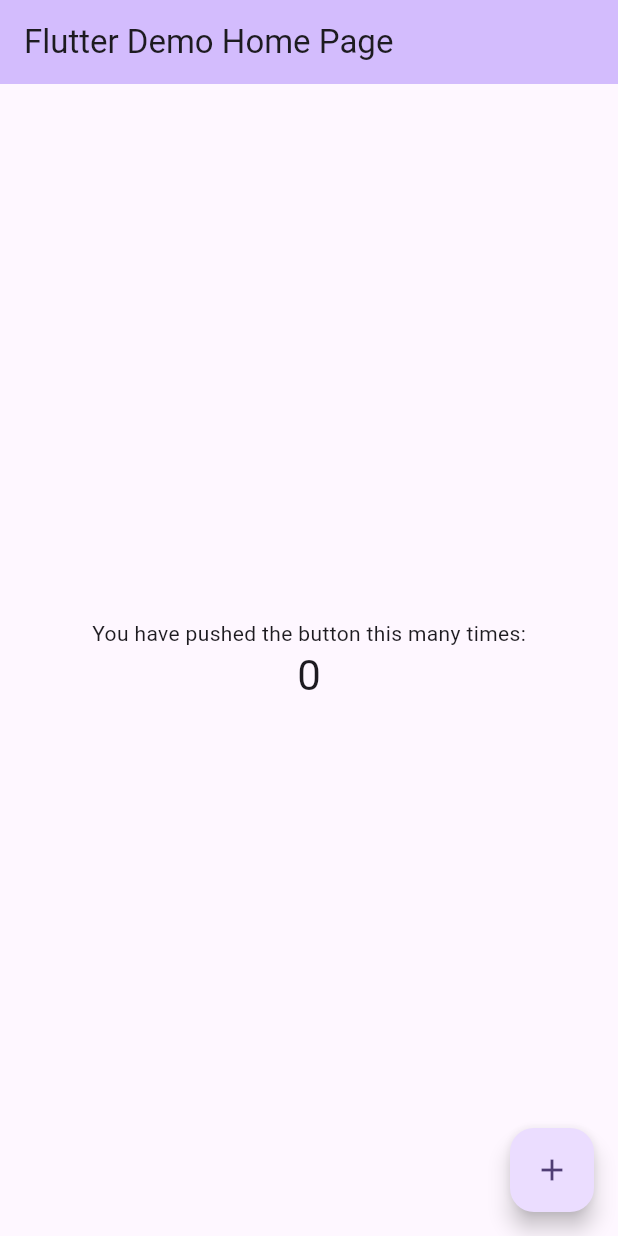
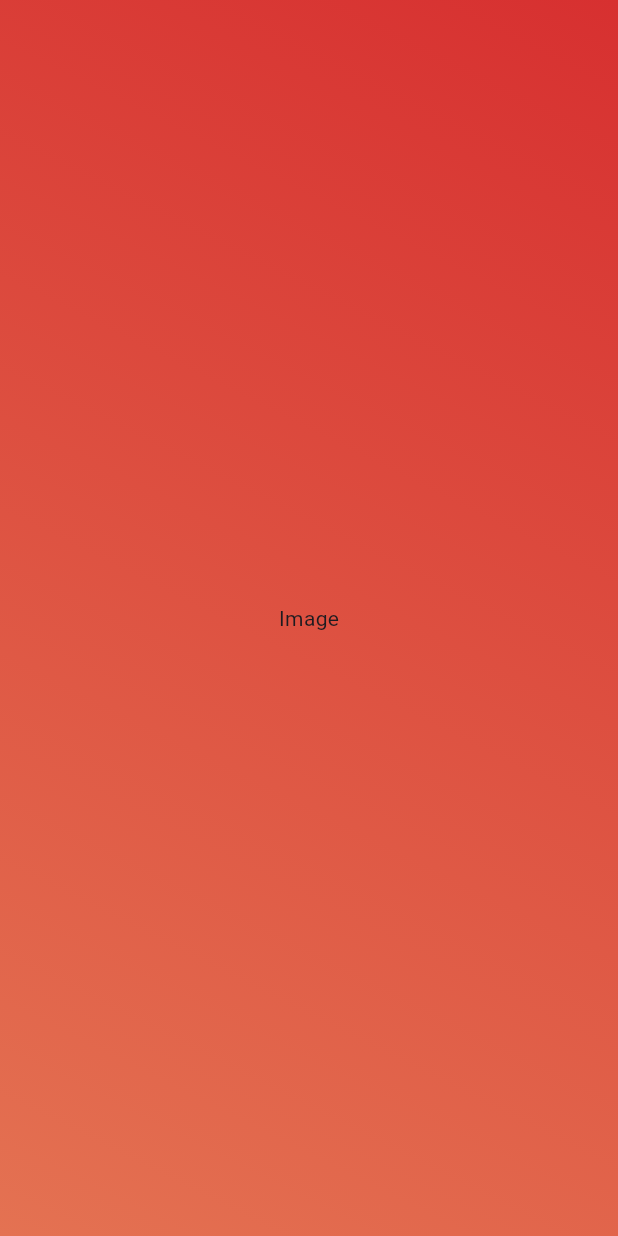
Before and after one commit to FaheemAhmed5525/DiceRollingWithFluttar, a Flutter app: the screen it shows after launch, on a phone screen of 412 x 824 dp. Run offline on Flutter 3.47's test engine with Material 3 defaults, Android fonts, the phone set to English and light mode, and no system bars.

Commit message:
Layout created

```diff
--- /dev/null
+++ b/lib/gradient_container.dart
@@ -0,0 +1,22 @@
+import 'package:flutter/material.dart';
+
+class GradientContainer extends StatelessWidget {
+  const GradientContainer(this.color1, this.color2, {super.key});
+
+final Color color1;
+final Color color2;
+  @override
+  Widget build(BuildContext context) {
+    return Container(
+      decoration: BoxDecoration(
+          gradient: LinearGradient(
+        colors: [color1, color2],
+        begin: Alignment.topRight,
+        end: Alignment.bottomLeft,
+      )),
+      child: const Center(
+        child: Text("Image"),
+      ),
+    );
+  }
+}
--- a/lib/main.dart
+++ b/lib/main.dart
@@ -1,125 +1,17 @@
 import 'package:flutter/material.dart';
 
+import 'package:rolling_die/gradient_container.dart';
+
 void main() {
-  runApp(const MyApp());
-}
-
-class MyApp extends StatelessWidget {
-  const MyApp({super.key});
-
-  // This widget is the root of your application.
-  @override
-  Widget build(BuildContext context) {
-    return MaterialApp(
-      title: 'Flutter Demo',
-      theme: ThemeData(
-        // This is the theme of your application.
-        //
-        // TRY THIS: Try running your application with "flutter run". You'll see
-        // the application has a purple toolbar. Then, without quitting the app,
-        // try changing the seedColor in the colorScheme below to Colors.green
-        // and then invoke "hot reload" (save your changes or press the "hot
-        // reload" button in a Flutter-supported IDE, or press "r" if you used
-        // the command line to start the app).
-        //
-        // Notice that the counter didn't reset back to zero; the application
-        // state is not lost during the reload. To reset the state, use hot
-        // restart instead.
-        //
-        // This works for code too, not just values: Most code changes can be
-        // tested with just a hot reload.
-        colorScheme: ColorScheme.fromSeed(seedColor: Colors.deepPurple),
-        useMaterial3: true,
-      ),
-      home: const MyHomePage(title: 'Flutter Demo Home Page'),
-    );
-  }
-}
-
-class MyHomePage extends StatefulWidget {
-  const MyHomePage({super.key, required this.title});
-
-  // This widget is the home page of your application. It is stateful, meaning
-  // that it has a State object (defined below) that contains fields that affect
-  // how it looks.
-
-  // This class is the configuration for the state. It holds the values (in this
-  // case the title) provided by the parent (in this case the App widget) and
-  // used by the build method of the State. Fields in a Widget subclass are
-  // always marked "final".
-
-  final String title;
-
-  @override
-  State<MyHomePage> createState() => _MyHomePageState();
-}
-
-class _MyHomePageState extends State<MyHomePage> {
-  int _counter = 0;
-
-  void _incrementCounter() {
-    setState(() {
-      // This call to setState tells the Flutter framework that something has
-      // changed in this State, which causes it to rerun the build method below
-      // so that the display can reflect the updated values. If we changed
-      // _counter without calling setState(), then the build method would not be
-      // called again, and so nothing would appear to happen.
-      _counter++;
-    });
-  }
-
-  @override
-  Widget build(BuildContext context) {
-    // This method is rerun every time setState is called, for instance as done
-    // by the _incrementCounter method above.
-    //
-    // The Flutter framework has been optimized to make rerunning build methods
-    // fast, so that you can just rebuild anything that needs updating rather
-    // than having to individually change instances of widgets.
-    return Scaffold(
-      appBar: AppBar(
-        // TRY THIS: Try changing the color here to a specific color (to
-        // Colors.amber, perhaps?) and trigger a hot reload to see the AppBar
-        // change color while the other colors stay the same.
-        backgroundColor: Theme.of(context).colorScheme.inversePrimary,
-        // Here we take the value from the MyHomePage object that was created by
-        // the App.build method, and use it to set our appbar title.
-        title: Text(widget.title),
-      ),
-      body: Center(
-        // Center is a layout widget. It takes a single child and positions it
-        // in the middle of the parent.
-        child: Column(
-          // Column is also a layout widget. It takes a list of children and
-          // arranges them vertically. By default, it sizes itself to fit its
-          // children horizontally, and tries to be as tall as its parent.
-          //
-          // Column has various properties to control how it sizes itself and
-          // how it positions its children. Here we use mainAxisAlignment to
-          // center the children vertically; the main axis here is the vertical
-          // axis because Columns are vertical (the cross axis would be
-          // horizontal).
-          //
-          // TRY THIS: Invoke "debug painting" (choose the "Toggle Debug Paint"
-          // action in the IDE, or press "p" in the console), to see the
-          // wireframe for each widget.
-          mainAxisAlignment: MainAxisAlignment.center,
-          children: <Widget>[
-            const Text(
-              'You have pushed the button this many times:',
-            ),
-            Text(
-              '$_counter',
-              style: Theme.of(context).textTheme.headlineMedium,
-            ),
-          ],
+  runApp(
+    const MaterialApp(
+      home: Scaffold(
+        //backgroundColor: const Color.fromARGB(255, 189, 97, 212),
+        body: GradientContainer(
+          Color.fromARGB(255, 215, 48, 48),
+          Color.fromARGB(255, 228, 114, 82)
         ),
       ),
-      floatingActionButton: FloatingActionButton(
-        onPressed: _incrementCounter,
-        tooltip: 'Increment',
-        child: const Icon(Icons.add),
-      ), // This trailing comma makes auto-formatting nicer for build methods.
-    );
-  }
+    ),
+  );
 }
```
